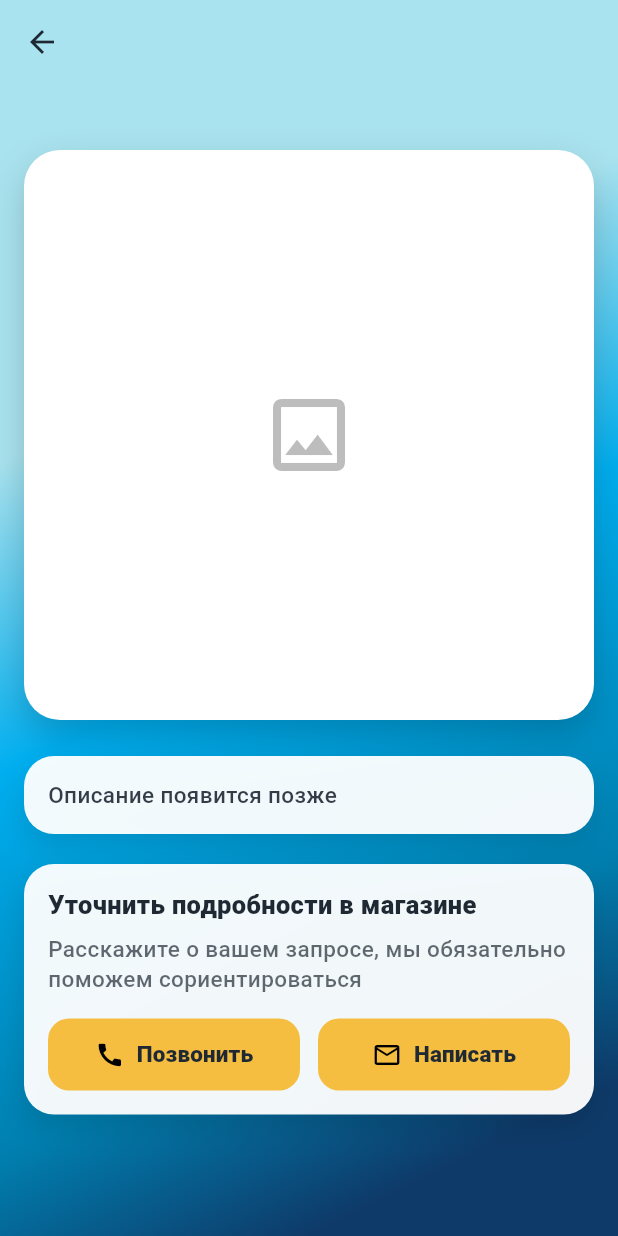
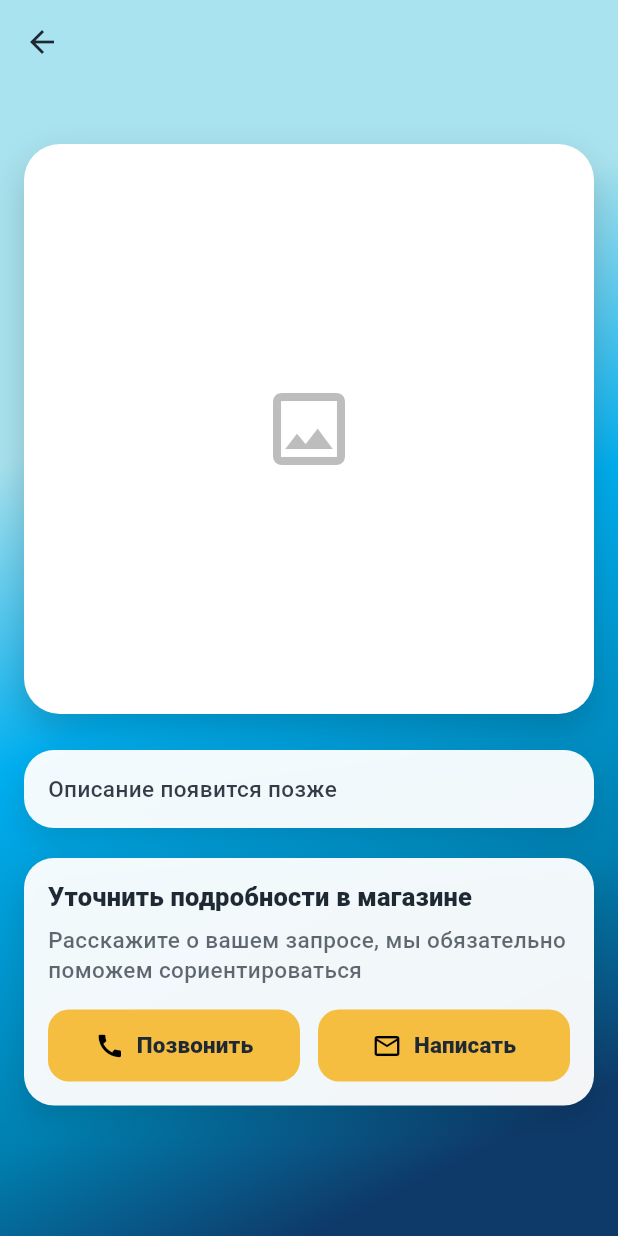
Before and after one commit to siyatut/atlantida_shop, a Flutter app: the ProductDetailsScreen screen opened directly with empty values, on a phone screen of 412 x 824 dp. Run offline on Flutter 3.47's test engine with Material 3 defaults, Android fonts, the phone set to English and light mode, and no system bars; our stand-ins replace cached_network_image; network calls fail; statements that could not run were skipped.

Commit message:
fix(ui): apply theme typography to product details

```diff
--- a/lib/screens/product_details.dart
+++ b/lib/screens/product_details.dart
@@ -15,10 +15,11 @@ class ProductDetailsScreen extends StatelessWidget {
   @override
   Widget build(BuildContext context) {
     final cs = Theme.of(context).colorScheme;
+    final textTheme = Theme.of(context).textTheme;
     final description = _cleanDescription(product.description);
 
     return Scaffold(
-      appBar: AppBar(title: const SizedBox.shrink(), centerTitle: false),
+      appBar: AppBar(title: const SizedBox.shrink()),
       body: SafeArea(
         bottom: false,
         child: SingleChildScrollView(
@@ -29,8 +30,7 @@ class ProductDetailsScreen extends StatelessWidget {
               Text(
                 product.title,
                 textAlign: TextAlign.center,
-                style: const TextStyle(
-                  fontSize: 20,
+                style: textTheme.titleLarge?.copyWith(
                   fontWeight: FontWeight.w900,
                   color: AppColors.deepBlue,
                 ),
@@ -38,7 +38,7 @@ class ProductDetailsScreen extends StatelessWidget {
               const SizedBox(height: 16),
               Container(
                 decoration: BoxDecoration(
-                  color: Colors.white,
+                  color: AppColors.white,
                   borderRadius: BorderRadius.circular(24),
                   boxShadow: [
                     BoxShadow(
@@ -96,7 +96,7 @@ class ProductDetailsScreen extends StatelessWidget {
                 padding: const EdgeInsets.all(16),
                 child: Text(
                   description.isEmpty ? 'Описание появится позже' : description,
-                  style: TextStyle(
+                  style: Theme.of(context).textTheme.bodyMedium?.copyWith(
                     color: cs.onSurface.withValues(alpha: .9),
                     height: 1.3,
                   ),
@@ -135,6 +135,7 @@ class _ContactCard extends StatelessWidget {
   @override
   Widget build(BuildContext context) {
     final cs = Theme.of(context).colorScheme;
+    final textTheme = Theme.of(context).textTheme;
 
     return Container(
       decoration: BoxDecoration(
@@ -152,14 +153,11 @@ class _ContactCard extends StatelessWidget {
       child: Column(
         crossAxisAlignment: CrossAxisAlignment.start,
         children: [
-          const Text(
-            'Уточнить подробности в магазине',
-            style: TextStyle(fontWeight: FontWeight.w800, fontSize: 17),
-          ),
+          Text('Уточнить подробности в магазине', style: textTheme.titleMedium),
           const SizedBox(height: 8),
           Text(
             'Расскажите о вашем запросе, мы обязательно поможем сориентироваться',
-            style: TextStyle(
+            style: textTheme.bodyMedium?.copyWith(
               color: cs.onSurface.withValues(alpha: .7),
               height: 1.3,
             ),
```
